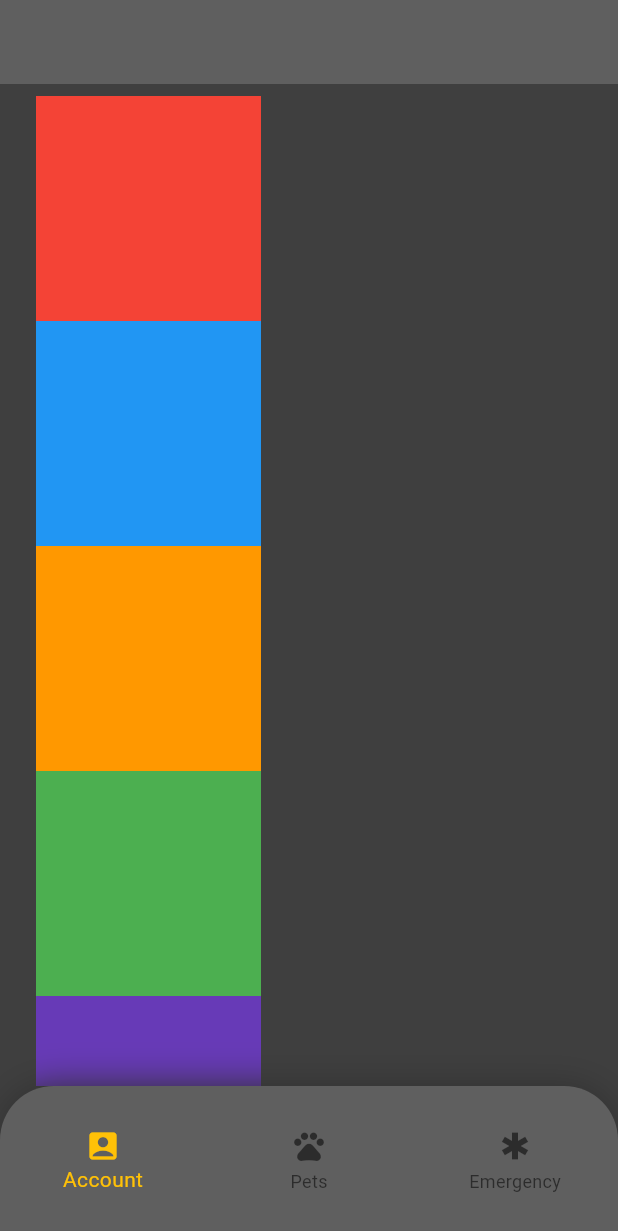
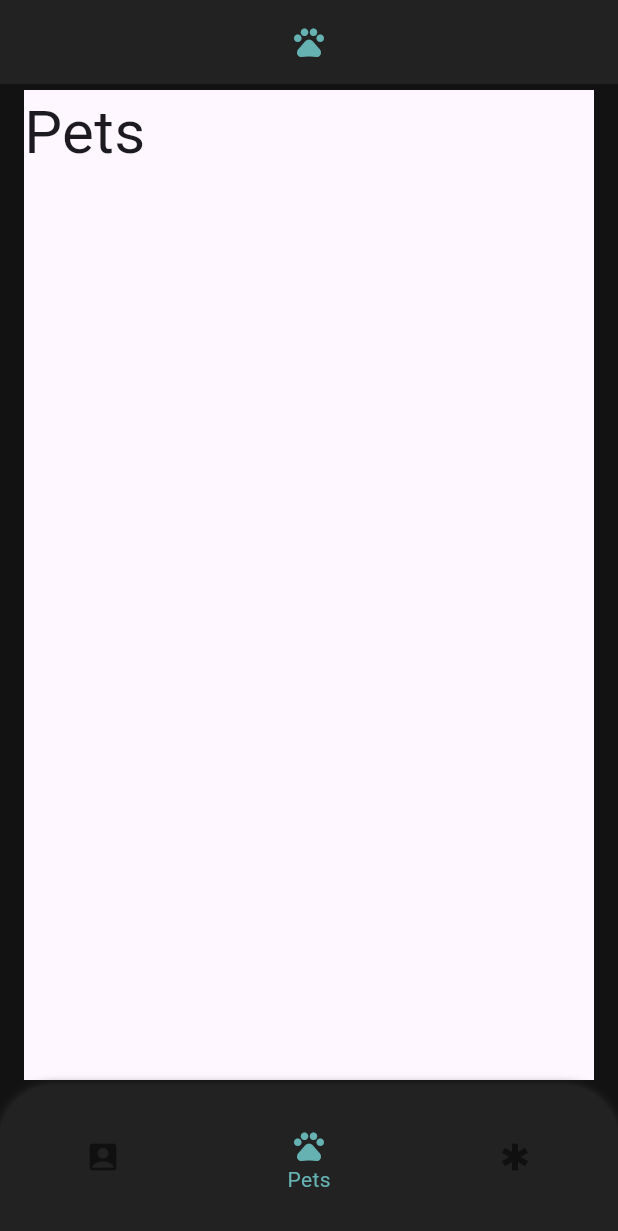
Before and after one commit to xyluphobia/PetProfileApp, a Flutter app: the screen it shows after launch, on a phone screen of 412 x 824 dp. Shown: the top 1231 px of the screen. Run offline on Flutter 3.47's test engine with Material 3 defaults, Android fonts, the phone set to English and light mode, and no system bars.

Commit message:
Navbar now navigates to different pages by swapping out the body of the main scaffold to be a different widget for each page.

```diff
--- a/lib/account_view.dart
+++ b/lib/account_view.dart
@@ -0,0 +1,12 @@
+import 'package:flutter/material.dart';
+
+class AccountView extends StatelessWidget {
+  const AccountView({super.key});
+
+  @override
+  Widget build(BuildContext context) {
+    return const Scaffold(
+      body: Text('Account', style:TextStyle(fontSize: 40)),
+    );
+  }
+}
--- a/lib/common/pet_card.dart
+++ b/lib/common/pet_card.dart
@@ -0,0 +1,15 @@
+import 'package:flutter/material.dart';
+
+class Petcard extends StatefulWidget {
+  const Petcard({super.key});
+
+  @override
+  State<Petcard> createState() => _PetcardState();
+}
+
+class _PetcardState extends State<Petcard> {
+  @override
+  Widget build(BuildContext context) {
+    return const Placeholder();
+  }
+}
--- a/lib/emergency_view.dart
+++ b/lib/emergency_view.dart
@@ -0,0 +1,12 @@
+import 'package:flutter/material.dart';
+
+class EmergencyView extends StatelessWidget {
+  const EmergencyView({super.key});
+
+  @override
+  Widget build(BuildContext context) {
+    return const Scaffold(
+      body: Text('Emergency', style:TextStyle(fontSize: 40)),
+    );
+  }
+}
--- a/lib/main.dart
+++ b/lib/main.dart
@@ -1,19 +1,37 @@
 import 'package:flutter/material.dart';
+import 'package:pet_profile_app/account_view.dart';
+import 'package:pet_profile_app/emergency_view.dart';
+import 'package:pet_profile_app/pets_view.dart';
 
 void main() {
   runApp(const MyApp());
 }
 
-class MyApp extends StatelessWidget {
+class MyApp extends StatefulWidget {
   const MyApp({super.key});
+
+  @override
+  State<MyApp> createState() => _MyAppState();
+}
+
+class _MyAppState extends State<MyApp> {
+  int navIndex = 1;
+  List<Widget> widgetList = const [
+    AccountView(),
+    PetsView(),
+    EmergencyView(),
+  ];
 
   @override
   Widget build(BuildContext context) {
     return MaterialApp(
       home: Scaffold(
-        backgroundColor: const Color.fromARGB(255, 63, 63, 63),
+        backgroundColor: const Color(0xFF121212),
         appBar: AppBar(
-          backgroundColor: const Color.fromARGB(255, 95, 95, 95),
+          backgroundColor: const Color.fromARGB(255, 34, 34, 34),
+          title: const Center(
+            child: Icon(Icons.pets_sharp, color: Color(0xFF66b2b2),)
+            ),
           ),
         bottomNavigationBar: Container(
           height: 100,
@@ -23,7 +41,7 @@ class MyApp extends StatelessWidget {
               topRight: Radius.circular(36.0),
             ),
             boxShadow: [
-              BoxShadow(color: Color.fromARGB(255, 48, 48, 48), spreadRadius: 0, blurRadius: 20),
+              BoxShadow(color: Color.fromARGB(255, 53, 53, 53), spreadRadius: 0, blurRadius: 5),
             ],
           ),
           child: ClipRRect(
@@ -32,8 +50,15 @@ class MyApp extends StatelessWidget {
               topRight: Radius.circular(36.0),
             ),
             child: BottomNavigationBar(
-              backgroundColor: const Color.fromARGB(255, 95, 95, 95),
-              selectedItemColor: Colors.amber,
+              onTap: (index) {
+                setState(() {
+                  navIndex = index;
+                });
+              },
+              currentIndex: navIndex,
+              backgroundColor: const Color.fromARGB(255, 34, 34, 34),
+              selectedItemColor: const Color(0xFF66b2b2),
+              showUnselectedLabels: false,
               items: const <BottomNavigationBarItem>[
                 BottomNavigationBarItem(
                   icon: Icon(Icons.account_box_rounded),
@@ -51,43 +76,16 @@ class MyApp extends StatelessWidget {
             ),
           ),
         ),
-        body: SingleChildScrollView(
-          child: Container(
-            margin: const EdgeInsets.only(
-              top: 8,
-              bottom: 8,
-              right: 24,
-              left: 24,
-            ),
-            child: Column(
-              children: [
-                Container(
-                  color: Colors.red,
-                  width: 150,
-                  height: 150,
-                ),
-                Container(
-                  color: Colors.blue,
-                  width: 150,
-                  height: 150,
-                ),
-                Container(
-                  color: Colors.orange,
-                  width: 150,
-                  height: 150,
-                ),
-                Container(
-                  color: Colors.green,
-                  width: 150,
-                  height: 150,
-                ),
-                Container(
-                  color: Colors.deepPurple,
-                  width: 150,
-                  height: 150,
-                ),
-              ],
-            ),
+        body: Container(
+          margin: const EdgeInsets.only(
+            top: 4,
+            bottom: 4,
+            left: 16,
+            right: 16,
+          ),
+          child: IndexedStack(
+            index: navIndex,
+            children: widgetList,
           ),
         ),
       ),
--- /dev/null
+++ b/lib/pets_view.dart
@@ -0,0 +1,12 @@
+import 'package:flutter/material.dart';
+
+class PetsView extends StatelessWidget {
+  const PetsView({super.key});
+
+  @override
+  Widget build(BuildContext context) {
+    return const Scaffold(
+      body: Text('Pets', style:TextStyle(fontSize: 40)),
+    );
+  }
+}
```
